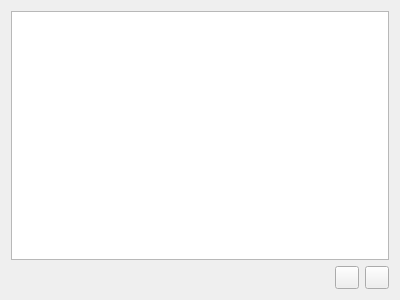
Kuszki/K-Plots, file plotslistwidget.ui: the form before one commit.
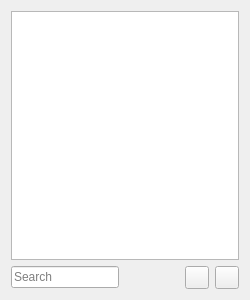
The form after the commit. Icons and pictures are not drawn.

Commit message: Update plots list widget

What changed in the file:
```diff
--- a/plotslistwidget.ui
+++ b/plotslistwidget.ui
@@ -6,10 +6,16 @@
    <rect>
     <x>0</x>
     <y>0</y>
-    <width>400</width>
+    <width>250</width>
     <height>300</height>
    </rect>
   </property>
+  <property name="minimumSize">
+   <size>
+    <width>250</width>
+    <height>150</height>
+   </size>
+  </property>
   <property name="windowTitle">
    <string>Form</string>
   </property>
@@ -38,14 +44,24 @@
    <item row="1" column="0">
     <layout class="QHBoxLayout" name="toolsLayout">
      <item>
-      <spacer name="horizontalSpacer">
+      <widget class="QLineEdit" name="searchEdit">
+       <property name="placeholderText">
+        <string>Search</string>
+       </property>
+       <property name="clearButtonEnabled">
+        <bool>true</bool>
+       </property>
+      </widget>
+     </item>
+     <item>
+      <spacer name="rightSpacer">
        <property name="orientation">
         <enum>Qt::Horizontal</enum>
        </property>
        <property name="sizeHint" stdset="0">
         <size>
-         <width>40</width>
-         <height>20</height>
+         <width>0</width>
+         <height>0</height>
         </size>
        </property>
       </spacer>
```
Left out of the diff: 20 changed lines with no effect on the pictures. The commit also changes 2 other files.
